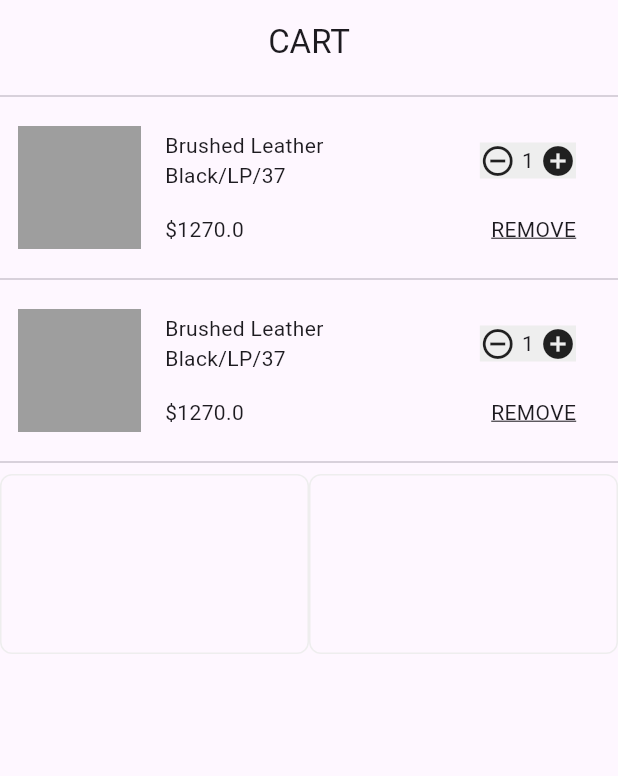
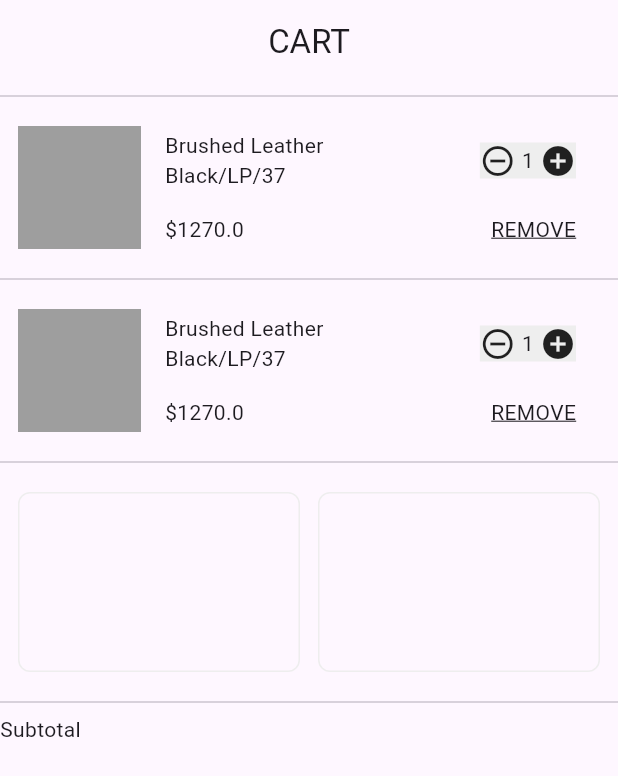
Before and after one commit to JAICHANGPARK/flutter_notebook_chapter_36, a Flutter app: the FashionShopCartWidget screen opened directly, on a phone screen of 412 x 824 dp. Shown: the top 776 px of the screen. Run offline on Flutter 3.47's test engine with Material 3 defaults, Android fonts, the phone set to English and light mode, and no system bars; our stand-ins replace gap.

Commit message:
Update fashion_shop_cart_widget.dart

```diff
--- a/lib/ep1827_fashion_shop_app/widget/fashion_shop_cart_widget.dart
+++ b/lib/ep1827_fashion_shop_app/widget/fashion_shop_cart_widget.dart
@@ -1,3 +1,4 @@
+import 'package:flutter/cupertino.dart';
 import 'package:flutter/material.dart';
 import 'package:gap/gap.dart';
 
@@ -131,8 +132,9 @@ class _FashionShopCartWidgetState extends State<FashionShopCartWidget> {
               ],
             ),
           ),
-          SizedBox(
+          Container(
             height: 120,
+            margin: EdgeInsets.all(12),
             child: Row(
               children: [
                 Expanded(
@@ -144,6 +146,7 @@ class _FashionShopCartWidgetState extends State<FashionShopCartWidget> {
                     ),
                   ),
                 )),
+                Gap(12),
                 Expanded(
                     child: Container(
                   decoration: BoxDecoration(
@@ -155,6 +158,12 @@ class _FashionShopCartWidgetState extends State<FashionShopCartWidget> {
                 )),
               ],
             ),
+          ),
+          Divider(),
+          Row(
+            children: [
+              Text("Subtotal")
+            ],
           )
         ],
       ),
```
